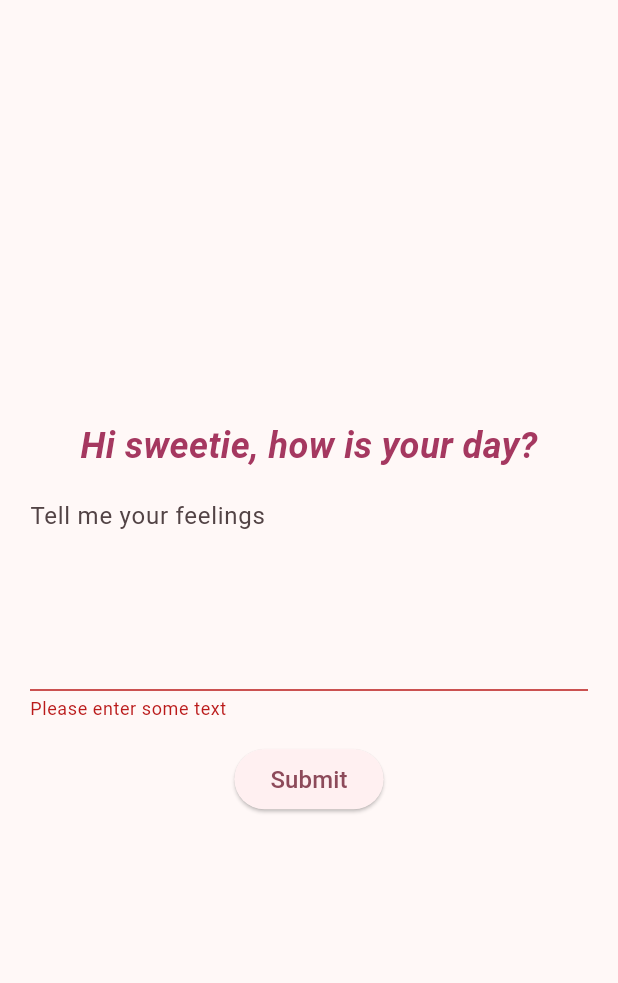
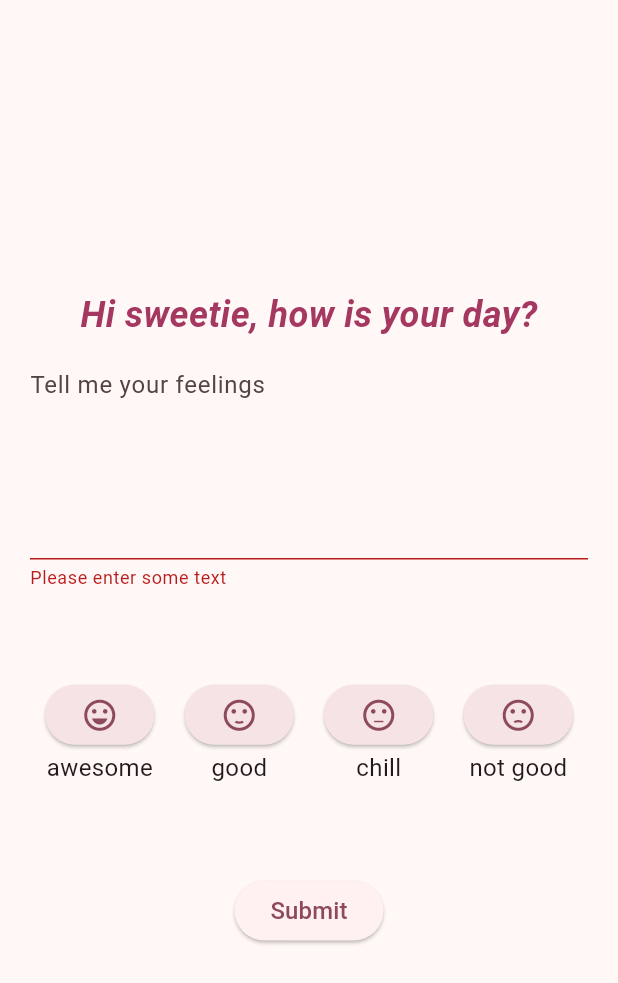
Before and after one commit to chinymue/emolog, a Flutter app: the screen it shows after launch, after a tap on "Submit", on a phone screen of 412 x 824 dp. Shown: the top 983 px of the screen. Run offline on Flutter 3.47's test engine with Material 3 defaults, Android fonts, the light colour scheme and no system bars.

Commit message:
add scrollview mood

```diff
--- a/lib/main.dart
+++ b/lib/main.dart
@@ -11,6 +11,13 @@ import 'dart:convert'; // json
 void main() {
   runApp(MyApp());
 }
+
+const Color darkPink = Color.fromARGB(255, 58, 5, 25);
+const Color midPink = Color.fromARGB(255, 103, 13, 47);
+const Color hotWinePink = Color.fromARGB(255, 165, 56, 96);
+const Color emoWinePink = Color.fromARGB(255, 141, 74, 90);
+const Color lightPink = Color.fromARGB(255, 239, 136, 173);
+const Color rosePink = Color.fromARGB(255, 246, 227, 229);
 
 class MyApp extends StatelessWidget {
   const MyApp({super.key});
@@ -200,6 +207,8 @@ class _EmologFormState extends State<EmologForm> {
     super.dispose();
   }
 
+  String _selectedMood = 'chill';
+
   /** other way to try with each change
 
   // // some funct to react w/ addListener
@@ -283,43 +292,23 @@ class _EmologFormState extends State<EmologForm> {
       child: Column(
         mainAxisAlignment: MainAxisAlignment.center,
         children: <Widget>[
-          const Text(
-            'Hi sweetie, how is your day?',
-            style: TextStyle(
-              color: Color.fromRGBO(
-                165,
-                56,
-                96,
-                1.0,
-              ), //rgb(58, 5, 25), rgb(103, 13, 47), rgb(165, 56, 96), rgb(239, 136, 173)
-              fontSize: 24,
-              fontWeight: FontWeight.w600,
-              fontStyle: FontStyle.italic,
-            ),
+          HelloLog(),
+          const SizedBox(height: 10),
+          NoteLog(textController: _textController),
+          const SizedBox(height: 20),
+          MoodPicker(
+            onMoodSelected: (selectedMood) {
+              setState(() {
+                _selectedMood = selectedMood;
+              });
+            },
           ),
-          SizedBox(height: 10),
-          SizedBox(
-            width: 500,
-            child: TextFormField(
-              maxLines: 5,
-              decoration: const InputDecoration(
-                hintText: 'Tell me your feelings',
-              ),
-              // validator receives text that user entered
-              validator: (value) {
-                if (value == null || value.isEmpty) {
-                  return 'Please enter some text';
-                }
-                return null;
-              },
-              controller: _textController,
-            ),
-          ),
-          SizedBox(height: 15),
+          const SizedBox(height: 20),
           ElevatedButton(
             onPressed: () {
               if (_formkey.currentState!.validate()) {
-                final text = _textController.text;
+                final text =
+                    'Note: ${_textController.text}\nMood: $_selectedMood\nDate: ${DateTime.now().toIso8601String()}';
                 _addFormLog(text);
                 // print(_formLogList.length);
                 // _saveNote(text);
@@ -342,6 +331,121 @@ class _EmologFormState extends State<EmologForm> {
             child: const Text('Submit', style: TextStyle(fontSize: 16)),
           ),
         ],
+      ),
+    );
+  }
+}
+
+class NoteLog extends StatelessWidget {
+  const NoteLog({super.key, required TextEditingController textController})
+    : _textController = textController;
+
+  final TextEditingController _textController;
+
+  @override
+  Widget build(BuildContext context) {
+    return SizedBox(
+      width: 500,
+      child: TextFormField(
+        maxLines: 5,
+        decoration: const InputDecoration(hintText: 'Tell me your feelings'),
+        // validator receives text that user entered
+        validator: (value) {
+          if (value == null || value.isEmpty) {
+            return 'Please enter some text';
+          }
+          return null;
+        },
+        controller: _textController,
+      ),
+    );
+  }
+}
+
+class MoodPicker extends StatefulWidget {
+  final void Function(String selectedMood) onMoodSelected;
+
+  MoodPicker({super.key, required this.onMoodSelected});
+
+  @override
+  State<MoodPicker> createState() => _MoodPickerState();
+}
+
+class _MoodPickerState extends State<MoodPicker> {
+  String _selectedMood = 'none';
+
+  final List<Map<String, IconData>> moodList = [
+    {'awesome': Icons.sentiment_very_satisfied},
+    {'good': Icons.sentiment_satisfied},
+    {'chill': Icons.sentiment_neutral},
+    {'not good': Icons.sentiment_dissatisfied},
+    {'terrible': Icons.sentiment_very_dissatisfied},
+    // {'1': Icons.abc},
+    // {'2': Icons.abc_outlined},
+    // {'3': Icons.abc_rounded},
+    // {'4': Icons.abc_sharp},
+    // {'5': Icons.ac_unit},
+  ];
+
+  @override
+  Widget build(BuildContext context) {
+    return SizedBox(
+      height: 150,
+      child: SingleChildScrollView(
+        scrollDirection: Axis.horizontal,
+        child: Row(
+          mainAxisAlignment: MainAxisAlignment.center,
+          children: [
+            for (var mood in moodList)
+              for (var entry in mood.entries)
+                Padding(
+                  padding: EdgeInsetsGeometry.all(10),
+                  child: Column(
+                    mainAxisAlignment: MainAxisAlignment.center,
+                    children: [
+                      ElevatedButton(
+                        onPressed: () {
+                          setState(() {
+                            _selectedMood = entry.key;
+                            widget.onMoodSelected(entry.key);
+                          });
+                        },
+                        style: ElevatedButton.styleFrom(
+                          backgroundColor: _selectedMood == entry.key
+                              ? emoWinePink
+                              : rosePink,
+                        ),
+                        child: Icon(
+                          entry.value,
+                          size: 25,
+                          color: _selectedMood == entry.key
+                              ? rosePink
+                              : emoWinePink,
+                        ),
+                      ),
+                      Text(entry.key, style: TextStyle(fontSize: 16)),
+                    ],
+                  ),
+                ),
+          ],
+        ),
+      ),
+    );
+  }
+}
+
+class HelloLog extends StatelessWidget {
+  const HelloLog({super.key});
+
+  @override
+  Widget build(BuildContext context) {
+    return Text(
+      'Hi sweetie, how is your day?',
+      style: TextStyle(
+        color: hotWinePink,
+        fontSize: 24,
+        fontWeight: FontWeight.w600,
+        fontStyle: FontStyle.italic,
       ),
     );
   }
--- a/pubspec.yaml
+++ b/pubspec.yaml
@@ -9,10 +9,6 @@ environment:
 dependencies:
   flutter:
     sdk: flutter
-<<<<<<< HEAD
-  path: ^1.9.1
-=======
->>>>>>> 91653659a743765660dc978bf466246cc2c72f43
   path_provider: ^2.1.5
   provider: ^6.1.5
   shared_preferences: ^2.5.3
```
Also changed, not shown: pubspec.lock, 2 other files.
